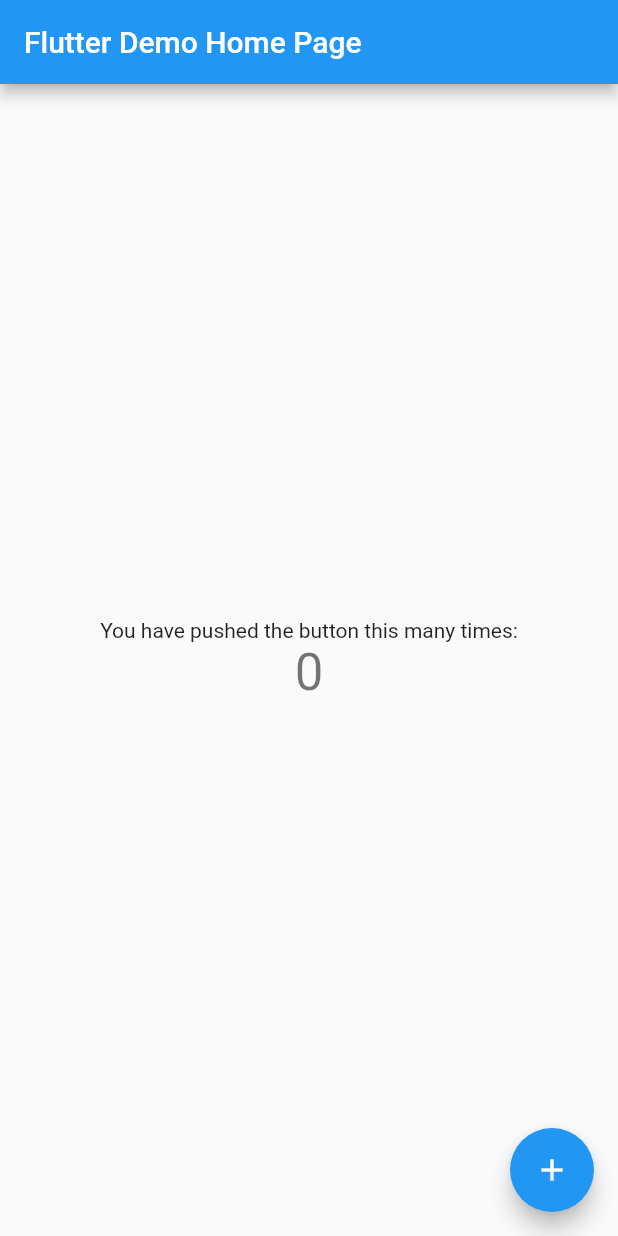
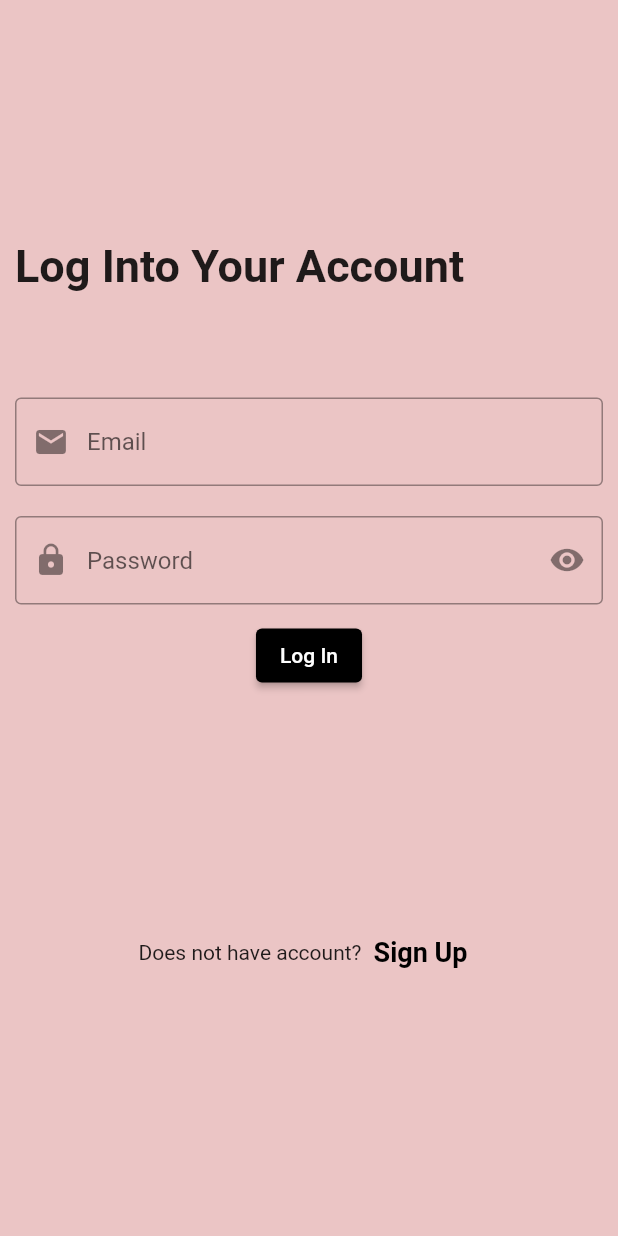
Before and after one commit to Nakiita/Coffee-Shop, a Flutter app: the screen it shows after launch, on a phone screen of 412 x 824 dp. Run offline on Flutter 3.47's test engine with Material 2 defaults, Android fonts, the phone set to English and light mode, and no system bars; our stand-ins replace cloud_firestore, firebase_auth, firebase_core; accounts and stored records are empty.

Commit message:
Login and Register

```diff
--- a/coffee/lib/main.dart
+++ b/coffee/lib/main.dart
@@ -1,6 +1,11 @@
+import 'package:coffee/screens/login.dart';
+import 'package:coffee/screens/register.dart';
+import 'package:firebase_core/firebase_core.dart';
 import 'package:flutter/material.dart';
 
-void main() {
+void main() async {
+  WidgetsFlutterBinding.ensureInitialized();
+  await Firebase.initializeApp();
   runApp(const MyApp());
 }
 
@@ -11,7 +16,7 @@ class MyApp extends StatelessWidget {
   @override
   Widget build(BuildContext context) {
     return MaterialApp(
-      title: 'Flutter Demo',
+      title: 'Coffee-Shop',
       theme: ThemeData(
         // This is the theme of your application.
         //
@@ -24,92 +29,12 @@ class MyApp extends StatelessWidget {
         // is not restarted.
         primarySwatch: Colors.blue,
       ),
-      home: const MyHomePage(title: 'Flutter Demo Home Page'),
+      debugShowCheckedModeBanner: false,
+      initialRoute: "/login",
+      routes: {
+        "/login": (BuildContext context) => LoginScreen(),
+        "/register": (BuildContext context) => RegisterWidget(),
+      },
     );
   }
 }
-
-class MyHomePage extends StatefulWidget {
-  const MyHomePage({super.key, required this.title});
-
-  // This widget is the home page of your application. It is stateful, meaning
-  // that it has a State object (defined below) that contains fields that affect
-  // how it looks.
-
-  // This class is the configuration for the state. It holds the values (in this
-  // case the title) provided by the parent (in this case the App widget) and
-  // used by the build method of the State. Fields in a Widget subclass are
-  // always marked "final".
-
-  final String title;
-
-  @override
-  State<MyHomePage> createState() => _MyHomePageState();
-}
-
-class _MyHomePageState extends State<MyHomePage> {
-  int _counter = 0;
-
-  void _incrementCounter() {
-    setState(() {
-      // This call to setState tells the Flutter framework that something has
-      // changed in this State, which causes it to rerun the build method below
-      // so that the display can reflect the updated values. If we changed
-      // _counter without calling setState(), then the build method would not be
-      // called again, and so nothing would appear to happen.
-      _counter++;
-    });
-  }
-
-  @override
-  Widget build(BuildContext context) {
-    // This method is rerun every time setState is called, for instance as done
-    // by the _incrementCounter method above.
-    //
-    // The Flutter framework has been optimized to make rerunning build methods
-    // fast, so that you can just rebuild anything that needs updating rather
-    // than having to individually change instances of widgets.
-    return Scaffold(
-      appBar: AppBar(
-        // Here we take the value from the MyHomePage object that was created by
-        // the App.build method, and use it to set our appbar title.
-        title: Text(widget.title),
-      ),
-      body: Center(
-        // Center is a layout widget. It takes a single child and positions it
-        // in the middle of the parent.
-        child: Column(
-          // Column is also a layout widget. It takes a list of children and
-          // arranges them vertically. By default, it sizes itself to fit its
-          // children horizontally, and tries to be as tall as its parent.
-          //
-          // Invoke "debug painting" (press "p" in the console, choose the
-          // "Toggle Debug Paint" action from the Flutter Inspector in Android
-          // Studio, or the "Toggle Debug Paint" command in Visual Studio Code)
-          // to see the wireframe for each widget.
-          //
-          // Column has various properties to control how it sizes itself and
-          // how it positions its children. Here we use mainAxisAlignment to
-          // center the children vertically; the main axis here is the vertical
-          // axis because Columns are vertical (the cross axis would be
-          // horizontal).
-          mainAxisAlignment: MainAxisAlignment.center,
-          children: <Widget>[
-            const Text(
-              'You have pushed the button this many times:',
-            ),
-            Text(
-              '$_counter',
-              style: Theme.of(context).textTheme.headline4,
-            ),
-          ],
-        ),
-      ),
-      floatingActionButton: FloatingActionButton(
-        onPressed: _incrementCounter,
-        tooltip: 'Increment',
-        child: const Icon(Icons.add),
-      ), // This trailing comma makes auto-formatting nicer for build methods.
-    );
-  }
-}
--- /dev/null
+++ b/coffee/lib/models/user_model.dart
@@ -0,0 +1,53 @@
+import 'dart:convert';
+import 'package:cloud_firestore/cloud_firestore.dart';
+
+UserModel welcomeFromJson(String str) => UserModel.fromJson(json.decode(str));
+
+String welcomeToJson(UserModel data) => json.encode(data.toJson());
+
+class UserModel {
+  UserModel({
+    required this.userId,
+    required this.fcmToken,
+    required this.username,
+    required this.password,
+    required this.confirmPassword,
+    required this.email,
+  });
+
+  String userId;
+  String fcmToken;
+  String username;
+  String password;
+  String confirmPassword;
+  String email;
+
+  factory UserModel.fromJson(Map<String, dynamic> json) => UserModel(
+        userId: json["user_id"],
+        fcmToken: json["fcm_tok"],
+        username: json["Username"],
+        password: json["password"],
+        confirmPassword: json["Confirm Password"],
+        email: json["Email"],
+      );
+
+  factory UserModel.fromFirebaseSnapshot(
+          DocumentSnapshot<Map<String, dynamic>> json) =>
+      UserModel(
+        userId: json["user_id"],
+        fcmToken: json["fcm_token"],
+        username: json["Username"],
+        password: json["password"],
+        confirmPassword: json["Confirm Password"],
+        email: json["Email"],
+      );
+
+  Map<String, dynamic> toJson() => {
+        "user_id": userId,
+        "fcm_token": fcmToken,
+        "Username": username,
+        "password": password,
+        "Confirm Password": confirmPassword,
+        "Email": email,
+      };
+}
--- /dev/null
+++ b/coffee/lib/screens/login.dart
@@ -0,0 +1,156 @@
+import 'package:firebase_auth/firebase_auth.dart';
+import 'package:flutter/material.dart';
+import 'package:flutter/rendering.dart';
+
+class LoginScreen extends StatefulWidget {
+  const LoginScreen({super.key});
+
+  @override
+  State<LoginScreen> createState() => _LoginScreenState();
+}
+
+class _LoginScreenState extends State<LoginScreen> {
+  TextEditingController email = new TextEditingController();
+  TextEditingController password = new TextEditingController();
+  bool showPassword = false;
+  final form = GlobalKey<FormState>();
+  final FirebaseAuth _auth = FirebaseAuth.instance;
+  Future<void> login() async {
+    try {
+      final user = (await _auth.signInWithEmailAndPassword(
+              email: email.text, password: password.text))
+          .user;
+      if (user != null) {
+        Navigator.of(context).pushReplacementNamed("/login");
+      }
+      if (user != null) {
+        print("Login Success");
+      }
+    } catch (e) {
+      ScaffoldMessenger.of(context)
+          .showSnackBar(SnackBar(content: Text(e.toString())));
+    }
+  }
+
+  @override
+  Widget build(BuildContext context) {
+    return Scaffold(
+      backgroundColor: Color.fromARGB(255, 235, 197, 197),
+      body: SingleChildScrollView(
+        child: SafeArea(
+          child: Form(
+            key: form,
+            child: Column(
+              // mainAxisAlignment: MainAxisAlignment.center,
+              children: [
+                SizedBox(
+                  height: 150,
+                ),
+                Container(
+                    alignment: Alignment.centerLeft,
+                    padding: const EdgeInsets.all(10),
+                    child: const Text(
+                      'Log Into Your Account',
+                      style:
+                          TextStyle(fontSize: 30, fontWeight: FontWeight.bold),
+                    )),
+                SizedBox(
+                  height: 50,
+                ),
+                Container(
+                    margin: EdgeInsets.all(10),
+                    child: TextFormField(
+                      controller: email,
+                      validator: (String? value) {
+                        if (value == null || value.isEmpty) {
+                          return "Email is required";
+                        }
+                      },
+                      decoration: InputDecoration(
+                        prefixIcon: Icon(Icons.email),
+                        border: OutlineInputBorder(),
+                        hintText: "Email",
+                      ),
+                    )),
+                Container(
+                  margin: EdgeInsets.all(10),
+                  child: TextFormField(
+                    controller: password,
+                    validator: (String? value) {
+                      if (value == null || value.isEmpty) {
+                        return "Password is required";
+                      }
+                      return null;
+                    },
+                    obscureText: !showPassword,
+                    decoration: InputDecoration(
+                        prefixIcon: Icon(Icons.lock),
+                        border: OutlineInputBorder(),
+                        hintText: "Password",
+                        suffixIcon: showPassword
+                            ? InkWell(
+                                onTap: () {
+                                  setState(() {
+                                    showPassword = !showPassword;
+                                  });
+                                },
+                                child: Icon(Icons.panorama_fish_eye))
+                            : InkWell(
+                                onTap: () {
+                                  setState(() {
+                                    showPassword = !showPassword;
+                                  });
+                                },
+                                child: Icon(Icons.remove_red_eye))),
+                  ),
+                ),
+                ElevatedButton(
+                    style:
+                        ElevatedButton.styleFrom(backgroundColor: Colors.black),
+                    onPressed: () {
+                      if (form.currentState!.validate()) {
+                        login();
+                        // ScaffoldMessenger.of(context).showSnackBar(
+                        //     SnackBar(content: Text("Login validation Success")
+                        //     )
+                        // );
+                        // Navigator.of(context).pushNamed("/HomeScreen");
+                      } else {
+                        print("Invalid");
+                      }
+                    },
+                    child: Text("Log In")),
+                SizedBox(
+                  height: 150,
+                ),
+                Row(
+                  children: <Widget>[
+                    const Text("Does not have account?"),
+                    TextButton(
+                      child: const Text(
+                        'Sign Up',
+                        style: TextStyle(
+                            fontSize: 18,
+                            color: Colors.black,
+                            fontWeight: FontWeight.bold),
+                      ),
+                      onPressed: () {
+                        Navigator.of(context).pushNamed("/register");
+                        //signup screen
+                      },
+                    )
+                  ],
+                  mainAxisAlignment: MainAxisAlignment.center,
+                ),
+              ],
+            ),
+          ),
+        ),
+      ),
+    );
+  }
+}
+
+void showBaselines() {
+  debugPaintBaselinesEnabled = true;
+}
```
Also changed, not shown: coffee/lib/repositories/auth_repositories.dart (added, +23 -0 lines), coffee/lib/screens/register.dart (added, +206 -0 lines), coffee/lib/services/firebase_service.dart (added, +8 -0 lines), coffee/pubspec.yaml (+10 -0 lines), coffee/assets/images/Coffee.jpg (added), coffee/lib/screens/dashboard.dart (added), coffee/pubspec.lock, 14 other files.
